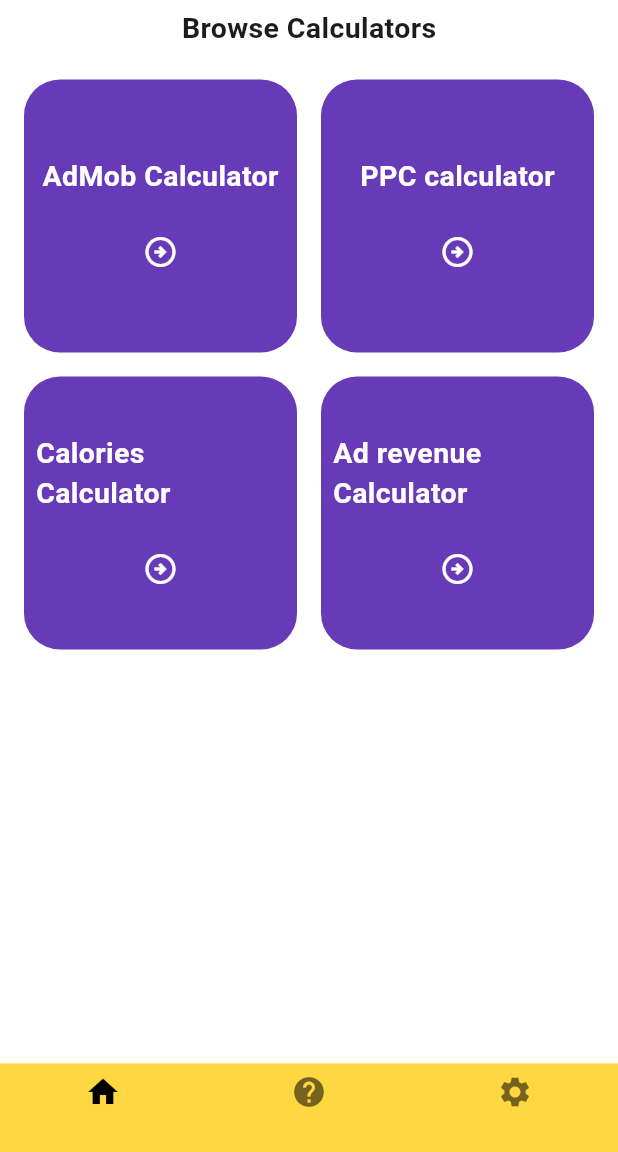
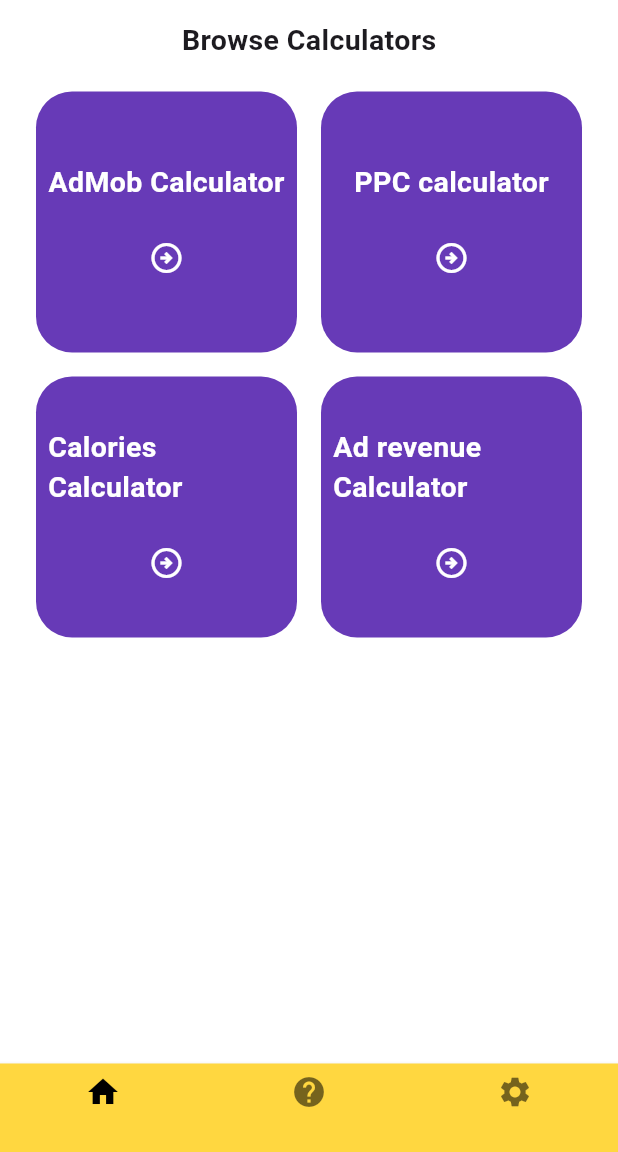
Before and after one commit to Webtonics/Calci, a Flutter app: the screen it shows after launch, on a phone screen of 412 x 824 dp, the part 84-1236 px from its top. Run offline on Flutter 3.47's test engine with Material 3 defaults, Android fonts, the phone set to English and light mode, and no system bars.

Commit message:
UI responsive setup

```diff
--- a/lib/myroute.dart
+++ b/lib/myroute.dart
@@ -2,6 +2,7 @@
 import 'package:nonsense/pages/help.dart';
 import 'package:nonsense/pages/home.dart';
 import 'package:nonsense/pages/settings.dart';
+
 
 class MyRouter extends StatefulWidget {
   const MyRouter({super.key});
@@ -22,7 +23,16 @@
       appBar: AppBar( backgroundColor: Colors.amber,
       title: const Text("CALCI", style: TextStyle(fontSize: 25, fontWeight: FontWeight.bold, letterSpacing: 3.0),),),
 
-      body: pages[currentIndex],
+      body: Padding(
+        padding: const EdgeInsets.all(8.0),
+        child: Center(
+          child: Container(
+            decoration:  BoxDecoration( color: Colors.white, borderRadius: BorderRadius.circular(23)),
+            alignment: Alignment.center,
+            width: 400,
+            child: pages[currentIndex]),
+        ),
+      ),
 
       bottomNavigationBar: BottomNavigationBar(
         backgroundColor: Colors.amberAccent,
```
Also changed, not shown: 1 other file.
